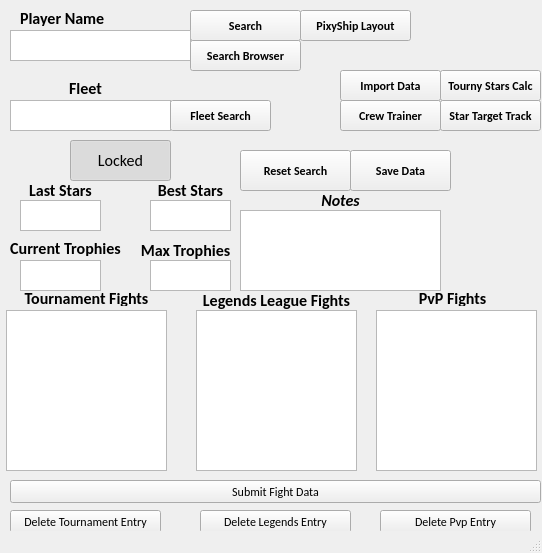
Before: the Qt Designer form _internal/pss-ttt.ui in arraken/pss-ttt, drawn with Qt 5.
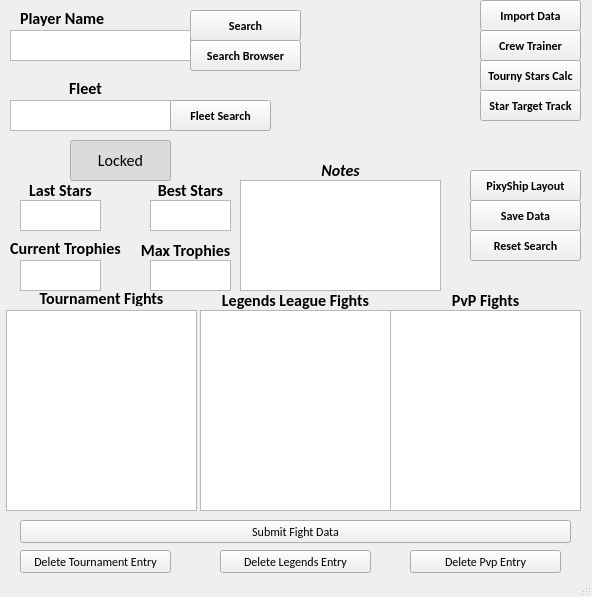
After: the same form once the commit is applied.

```diff
--- a/_internal/pss-ttt.ui
+++ b/_internal/pss-ttt.ui
@@ -6,8 +6,8 @@
    <rect>
     <x>0</x>
     <y>0</y>
-    <width>542</width>
-    <height>553</height>
+    <width>592</width>
+    <height>597</height>
    </rect>
   </property>
   <property name="sizePolicy">
@@ -121,7 +121,7 @@
      <rect>
       <x>6</x>
       <y>290</y>
-      <width>161</width>
+      <width>191</width>
       <height>16</height>
      </rect>
     </property>
@@ -183,9 +183,9 @@
     <property name="geometry">
      <rect>
       <x>240</x>
-      <y>210</y>
+      <y>180</y>
       <width>201</width>
-      <height>81</height>
+      <height>111</height>
      </rect>
     </property>
     <property name="tabChangesFocus">
@@ -280,7 +280,7 @@
     <property name="geometry">
      <rect>
       <x>240</x>
-      <y>190</y>
+      <y>160</y>
       <width>201</width>
       <height>20</height>
      </rect>
@@ -379,9 +379,9 @@
    <widget class="QLabel" name="legendsFightsLabel">
     <property name="geometry">
      <rect>
-      <x>196</x>
+      <x>200</x>
       <y>290</y>
-      <width>161</width>
+      <width>191</width>
       <height>20</height>
      </rect>
     </property>
@@ -404,10 +404,10 @@
    <widget class="QLabel" name="pvpFightsLabel">
     <property name="geometry">
      <rect>
-      <x>372</x>
+      <x>390</x>
       <y>290</y>
-      <width>161</width>
-      <height>16</height>
+      <width>191</width>
+      <height>20</height>
      </rect>
     </property>
     <property name="font">
@@ -457,10 +457,10 @@
    <widget class="QPushButton" name="saveNewData">
     <property name="geometry">
      <rect>
-      <x>350</x>
-      <y>150</y>
-      <width>101</width>
-      <height>41</height>
+      <x>470</x>
+      <y>200</y>
+      <width>111</width>
+      <height>31</height>
      </rect>
     </property>
     <property name="font">
@@ -480,28 +480,28 @@
      <rect>
       <x>6</x>
       <y>310</y>
-      <width>161</width>
-      <height>161</height>
+      <width>191</width>
+      <height>201</height>
      </rect>
     </property>
    </widget>
    <widget class="QTableView" name="legendsTable">
     <property name="geometry">
      <rect>
-      <x>196</x>
+      <x>200</x>
       <y>310</y>
-      <width>161</width>
-      <height>161</height>
+      <width>191</width>
+      <height>201</height>
      </rect>
     </property>
    </widget>
    <widget class="QTableView" name="pvpTable">
     <property name="geometry">
      <rect>
-      <x>376</x>
+      <x>390</x>
       <y>310</y>
-      <width>161</width>
-      <height>161</height>
+      <width>191</width>
+      <height>201</height>
      </rect>
     </property>
     <property name="alternatingRowColors">
@@ -514,10 +514,10 @@
    <widget class="QPushButton" name="resetButton">
     <property name="geometry">
      <rect>
-      <x>240</x>
-      <y>150</y>
+      <x>470</x>
+      <y>230</y>
       <width>111</width>
-      <height>41</height>
+      <height>31</height>
      </rect>
     </property>
     <property name="font">
@@ -535,8 +535,8 @@
    <widget class="QPushButton" name="pixyshipLayoutButton">
     <property name="geometry">
      <rect>
-      <x>300</x>
-      <y>10</y>
+      <x>470</x>
+      <y>170</y>
       <width>111</width>
       <height>31</height>
      </rect>
@@ -556,8 +556,8 @@
    <widget class="QPushButton" name="importDialogButton">
     <property name="geometry">
      <rect>
-      <x>340</x>
-      <y>70</y>
+      <x>480</x>
+      <y>0</y>
       <width>101</width>
       <height>31</height>
      </rect>
@@ -604,8 +604,8 @@
    <widget class="QPushButton" name="delTournyButton">
     <property name="geometry">
      <rect>
-      <x>10</x>
-      <y>510</y>
+      <x>20</x>
+      <y>550</y>
       <width>151</width>
       <height>23</height>
      </rect>
@@ -617,8 +617,8 @@
    <widget class="QPushButton" name="delLegendsButton">
     <property name="geometry">
      <rect>
-      <x>200</x>
-      <y>510</y>
+      <x>220</x>
+      <y>550</y>
       <width>151</width>
       <height>23</height>
      </rect>
@@ -630,8 +630,8 @@
    <widget class="QPushButton" name="delPVPButton">
     <property name="geometry">
      <rect>
-      <x>380</x>
-      <y>510</y>
+      <x>410</x>
+      <y>550</y>
       <width>151</width>
       <height>23</height>
      </rect>
@@ -643,8 +643,8 @@
    <widget class="QPushButton" name="tournyStarsWindow">
     <property name="geometry">
      <rect>
-      <x>440</x>
-      <y>70</y>
+      <x>480</x>
+      <y>60</y>
       <width>101</width>
       <height>31</height>
      </rect>
@@ -663,8 +663,8 @@
    <widget class="QPushButton" name="crewTrainerButton">
     <property name="geometry">
      <rect>
-      <x>340</x>
-      <y>100</y>
+      <x>480</x>
+      <y>30</y>
       <width>101</width>
       <height>31</height>
      </rect>
@@ -683,8 +683,8 @@
    <widget class="QPushButton" name="starTargetTrackButton">
     <property name="geometry">
      <rect>
-      <x>440</x>
-      <y>100</y>
+      <x>480</x>
+      <y>90</y>
       <width>101</width>
       <height>31</height>
      </rect>
@@ -724,9 +724,9 @@
    <widget class="QPushButton" name="submitNewDataButton">
     <property name="geometry">
      <rect>
-      <x>10</x>
-      <y>480</y>
-      <width>531</width>
+      <x>20</x>
+      <y>520</y>
+      <width>551</width>
       <height>23</height>
      </rect>
     </property>
```
